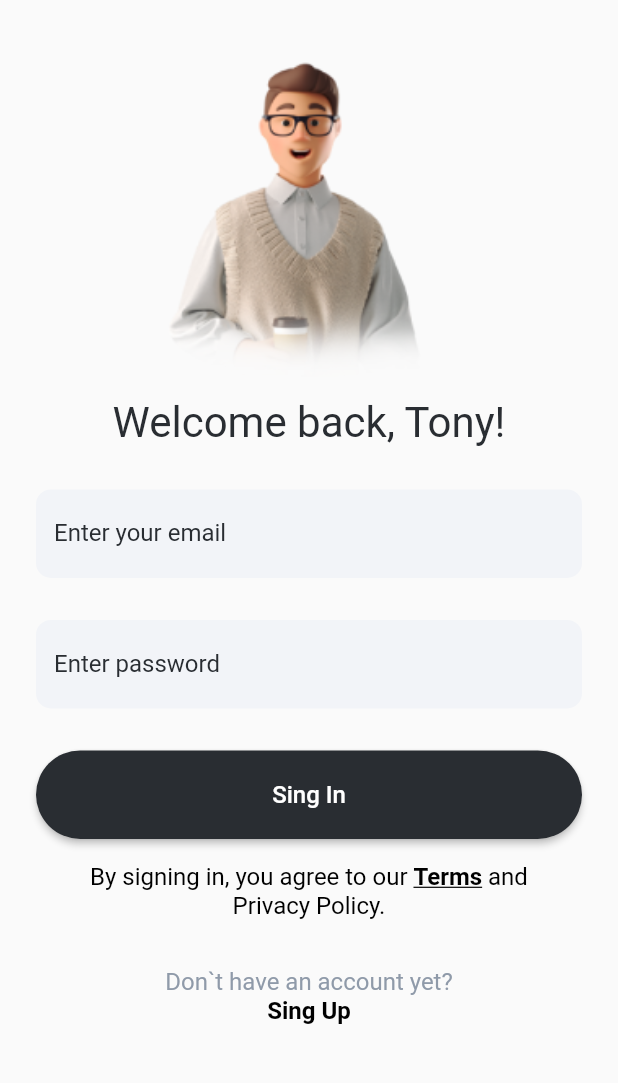
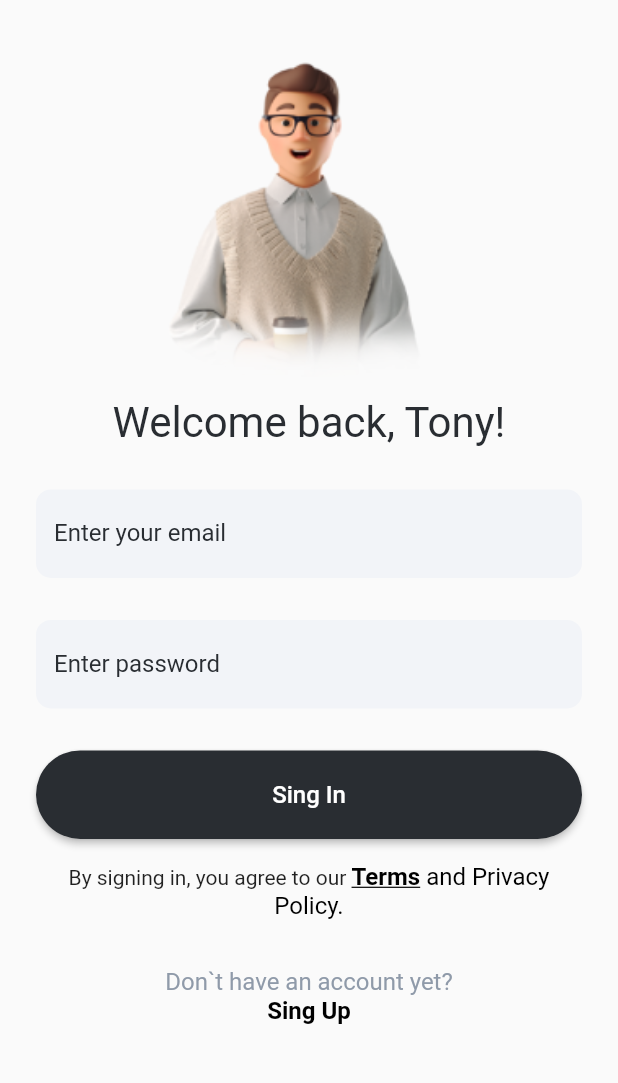
Before and after one commit to Evil-Monkey-Inc/water_tracker, a Flutter app: the screen it shows after launch, on a phone screen of 412 x 824 dp, the part 78-1161 px from its top. Run offline on Flutter 3.47's test engine with Material 2 defaults, Android fonts, the phone set to English and light mode, and no system bars; our stand-ins replace easy_localization, flutter_svg; statements that could not run were skipped.

Commit message:
Refactored code

```diff
--- a/lib/presentation/widgets/privacy_policy_and_terms_widget.dart
+++ b/lib/presentation/widgets/privacy_policy_and_terms_widget.dart
@@ -5,7 +5,7 @@ import 'package:water_tracker/custom_theme.dart';
 class PrivacyPolicyAndTermsWidget extends StatelessWidget {
   const PrivacyPolicyAndTermsWidget({Key? key}) : super(key: key);
 
-  static const privacyPolicyText = 'By signing in, you agree to our ';
+  static const privacyPolicyText = 'By signing in, you agree to our\t';
   static const terms = 'Terms';
   static const and = '\tand\t';
   static const privacyPolicy = 'Privacy Policy.';
@@ -17,7 +17,7 @@ class PrivacyPolicyAndTermsWidget extends StatelessWidget {
       child: Text.rich(
         TextSpan(
           text: privacyPolicyText,
-          style: CustomTheme.privacyPolicyTextProperty,
+          style: CustomTheme.restText,
           children: <TextSpan>[
             TextSpan(
               text: terms,
```
